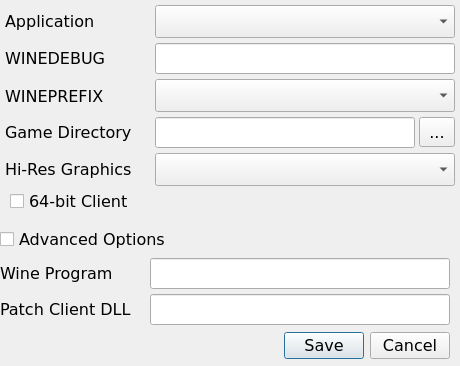
Qt form OneLauncher/ui/winSettings.ui (JuneStepp/OneLauncher) before a commit.
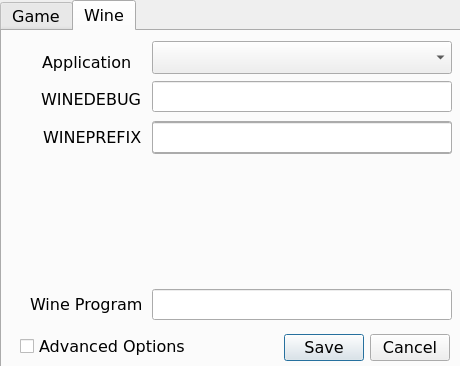
The same form after that commit. The open tabs and pages were chosen to show the change.

Commit message: Updated settings menu with tabs

What changed in the file:
```diff
--- a/OneLauncher/ui/winSettings.ui
+++ b/OneLauncher/ui/winSettings.ui
@@ -25,122 +25,89 @@
   <property name="modal">
    <bool>true</bool>
   </property>
-  <widget class="QDialogButtonBox" name="btnBoxOptions">
+  <widget class="QCheckBox" name="chkAdvanced">
+   <property name="geometry">
+    <rect>
+     <x>20</x>
+     <y>332</y>
+     <width>211</width>
+     <height>28</height>
+    </rect>
+   </property>
+   <property name="text">
+    <string>Advanced Options</string>
+   </property>
+   <property name="checked">
+    <bool>false</bool>
+   </property>
+  </widget>
+  <widget class="QTabWidget" name="tabWidget">
    <property name="geometry">
     <rect>
      <x>0</x>
-     <y>330</y>
-     <width>450</width>
-     <height>32</height>
+     <y>0</y>
+     <width>471</width>
+     <height>371</height>
     </rect>
    </property>
-   <property name="orientation">
-    <enum>Qt::Horizontal</enum>
+   <property name="currentIndex">
+    <number>0</number>
    </property>
-   <property name="standardButtons">
-    <set>QDialogButtonBox::Cancel|QDialogButtonBox::Save</set>
-   </property>
-  </widget>
-  <widget class="QLabel" name="lblApplication">
+   <widget class="QWidget" name="tabGame">
+    <attribute name="title">
+     <string>Game</string>
+    </attribute>
+    <widget class="QCheckBox" name="chkx86">
    <property name="geometry">
     <rect>
-     <x>5</x>
-     <y>10</y>
-     <width>120</width>
-     <height>23</height>
-    </rect>
-   </property>
-   <property name="text">
-    <string>Application</string>
-   </property>
-  </widget>
-  <widget class="QComboBox" name="cboApplication">
-   <property name="geometry">
-    <rect>
-     <x>155</x>
-     <y>5</y>
-     <width>300</width>
-     <height>33</height>
-    </rect>
-   </property>
-  </widget>
-  <widget class="QLabel" name="lblDebug">
-   <property name="geometry">
-    <rect>
-     <x>5</x>
-     <y>47</y>
-     <width>120</width>
-     <height>23</height>
-    </rect>
-   </property>
-   <property name="text">
-    <string>WINEDEBUG</string>
-   </property>
-  </widget>
-  <widget class="QLineEdit" name="txtDebug">
-   <property name="geometry">
-    <rect>
-     <x>155</x>
-     <y>43</y>
-     <width>300</width>
-     <height>31</height>
-    </rect>
-   </property>
-  </widget>
-  <widget class="QLabel" name="lblPrefix">
-   <property name="geometry">
-    <rect>
-     <x>5</x>
-     <y>85</y>
-     <width>120</width>
-     <height>23</height>
-    </rect>
-   </property>
-   <property name="text">
-    <string>WINEPREFIX</string>
-   </property>
-  </widget>
-  <widget class="QLineEdit" name="txtPrefix">
-   <property name="enabled">
-    <bool>true</bool>
-   </property>
-   <property name="geometry">
-    <rect>
-     <x>155</x>
-     <y>80</y>
-     <width>300</width>
-     <height>31</height>
-    </rect>
-   </property>
-  </widget>
-  <widget class="QComboBox" name="cboBottle">
-   <property name="enabled">
-    <bool>true</bool>
-   </property>
-   <property name="geometry">
-    <rect>
-     <x>155</x>
+       <x>14</x>
      <y>79</y>
+       <width>121</width>
+       <height>23</height>
+      </rect>
+     </property>
+     <property name="text">
+      <string>64-bit Client</string>
+     </property>
+    </widget>
+    <widget class="QLabel" name="lblPatchClient">
+     <property name="geometry">
+      <rect>
+       <x>7</x>
+       <y>264</y>
+       <width>141</width>
+       <height>23</height>
+      </rect>
+     </property>
+     <property name="text">
+      <string>Patch Client DLL</string>
+     </property>
+    </widget>
+    <widget class="QLineEdit" name="txtPatchClient">
+     <property name="geometry">
+      <rect>
+       <x>151</x>
+       <y>260</y>
      <width>300</width>
-     <height>33</height>
-    </rect>
-   </property>
-  </widget>
-  <widget class="QLineEdit" name="txtGameDir">
-   <property name="geometry">
-    <rect>
-     <x>155</x>
-     <y>117</y>
-     <width>260</width>
      <height>31</height>
     </rect>
    </property>
   </widget>
+    <widget class="QComboBox" name="cboGraphics">
+     <property name="geometry">
+      <rect>
+       <x>151</x>
+       <y>42</y>
+       <width>300</width>
+       <height>33</height>
+      </rect>
+     </property>
+    </widget>
   <widget class="QToolButton" name="btnGameDir">
    <property name="geometry">
     <rect>
-     <x>419</x>
-     <y>117</y>
+       <x>415</x>
+       <y>6</y>
      <width>36</width>
      <height>30</height>
     </rect>
@@ -149,25 +116,12 @@
     <string>...</string>
    </property>
   </widget>
-  <widget class="QLabel" name="lblGameDir">
-   <property name="geometry">
-    <rect>
-     <x>5</x>
-     <y>121</y>
-     <width>150</width>
-     <height>23</height>
-    </rect>
-   </property>
-   <property name="text">
-    <string>Game Directory</string>
-   </property>
-  </widget>
   <widget class="QLabel" name="lblGraphics">
    <property name="geometry">
     <rect>
-     <x>5</x>
-     <y>158</y>
-     <width>150</width>
+       <x>13</x>
+       <y>47</y>
+       <width>131</width>
      <height>23</height>
     </rect>
    </property>
@@ -175,48 +129,66 @@
     <string>Hi-Res Graphics</string>
    </property>
   </widget>
-  <widget class="QComboBox" name="cboGraphics">
+    <widget class="QLabel" name="lblGameDir">
    <property name="geometry">
     <rect>
-     <x>155</x>
-     <y>153</y>
-     <width>300</width>
-     <height>33</height>
-    </rect>
-   </property>
-  </widget>
-  <widget class="QCheckBox" name="chkAdvanced">
-   <property name="geometry">
-    <rect>
-     <x>0</x>
-     <y>225</y>
-     <width>280</width>
-     <height>28</height>
+       <x>13</x>
+       <y>10</y>
+       <width>131</width>
+       <height>23</height>
     </rect>
    </property>
    <property name="text">
-    <string>Advanced Options</string>
-   </property>
-   <property name="checked">
-    <bool>false</bool>
-   </property>
-  </widget>
-  <widget class="QLineEdit" name="txtProgram">
+      <string>Game Directory</string>
+     </property>
+    </widget>
+    <widget class="QLineEdit" name="txtGameDir">
    <property name="geometry">
     <rect>
-     <x>150</x>
-     <y>258</y>
-     <width>300</width>
+       <x>151</x>
+       <y>5</y>
+       <width>260</width>
      <height>31</height>
     </rect>
+     </property>
+    </widget>
+   </widget>
+   <widget class="QWidget" name="tabWine">
+    <attribute name="title">
+     <string>Wine</string>
+    </attribute>
+    <widget class="QLabel" name="lblApplication">
+     <property name="geometry">
+      <rect>
+       <x>40</x>
+       <y>20</y>
+       <width>120</width>
+       <height>23</height>
+      </rect>
+     </property>
+     <property name="text">
+      <string>Application</string>
+     </property>
+    </widget>
+    <widget class="QLabel" name="lblPrefix">
+     <property name="geometry">
+      <rect>
+       <x>41</x>
+       <y>95</y>
+       <width>101</width>
+       <height>23</height>
+      </rect>
+     </property>
+     <property name="text">
+      <string>WINEPREFIX</string>
    </property>
   </widget>
   <widget class="QLabel" name="lblProgram">
    <property name="geometry">
     <rect>
-     <x>0</x>
+       <x>28</x>
      <y>262</y>
-     <width>140</width>
+       <width>121</width>
      <height>23</height>
     </rect>
    </property>
@@ -224,42 +196,96 @@
     <string>Wine Program</string>
    </property>
   </widget>
-  <widget class="QLineEdit" name="txtPatchClient">
+    <widget class="QComboBox" name="cboApplication">
    <property name="geometry">
     <rect>
      <x>150</x>
-     <y>294</y>
+       <y>10</y>
      <width>300</width>
+       <height>33</height>
+      </rect>
+     </property>
+    </widget>
+    <widget class="QLineEdit" name="txtDebug">
+     <property name="geometry">
+      <rect>
+       <x>150</x>
+       <y>50</y>
+       <width>300</width>
      <height>31</height>
     </rect>
    </property>
   </widget>
-  <widget class="QLabel" name="lblPatchClient">
+    <widget class="QComboBox" name="cboBottle">
+     <property name="enabled">
+      <bool>true</bool>
+     </property>
+     <property name="geometry">
+      <rect>
+       <x>150</x>
+       <y>90</y>
+       <width>300</width>
+       <height>33</height>
+      </rect>
+     </property>
+    </widget>
+    <widget class="QLabel" name="lblDebug">
+     <property name="geometry">
+      <rect>
+       <x>39</x>
+       <y>57</y>
+       <width>101</width>
+       <height>23</height>
+      </rect>
+     </property>
+     <property name="text">
+      <string>WINEDEBUG</string>
+     </property>
+    </widget>
+    <widget class="QLineEdit" name="txtPrefix">
+     <property name="enabled">
+      <bool>true</bool>
+     </property>
+     <property name="geometry">
+      <rect>
+       <x>150</x>
+       <y>91</y>
+       <width>300</width>
+       <height>31</height>
+      </rect>
+     </property>
+    </widget>
+    <widget class="QLineEdit" name="txtProgram">
+     <property name="geometry">
+      <rect>
+       <x>150</x>
+       <y>258</y>
+       <width>300</width>
+       <height>31</height>
+      </rect>
+     </property>
+    </widget>
+   </widget>
+  </widget>
+  <widget class="QDialogButtonBox" name="btnBoxOptions">
    <property name="geometry">
     <rect>
      <x>0</x>
-     <y>298</y>
-     <width>150</width>
-     <height>23</height>
+     <y>332</y>
+     <width>450</width>
+     <height>32</height>
     </rect>
    </property>
-   <property name="text">
-    <string>Patch Client DLL</string>
+   <property name="orientation">
+    <enum>Qt::Horizontal</enum>
    </property>
-  </widget>
-  <widget class="QCheckBox" name="chkx86">
-   <property name="geometry">
-    <rect>
-     <x>10</x>
-     <y>190</y>
-     <width>121</width>
-     <height>23</height>
-    </rect>
+   <property name="standardButtons">
+    <set>QDialogButtonBox::Cancel|QDialogButtonBox::Save</set>
    </property>
-   <property name="text">
-    <string>64-bit Client</string>
-   </property>
   </widget>
+  <zorder>tabWidget</zorder>
+  <zorder>btnBoxOptions</zorder>
+  <zorder>chkAdvanced</zorder>
  </widget>
  <resources/>
  <connections>
```
Lines whose indentation alone changed are shown as unchanged.
